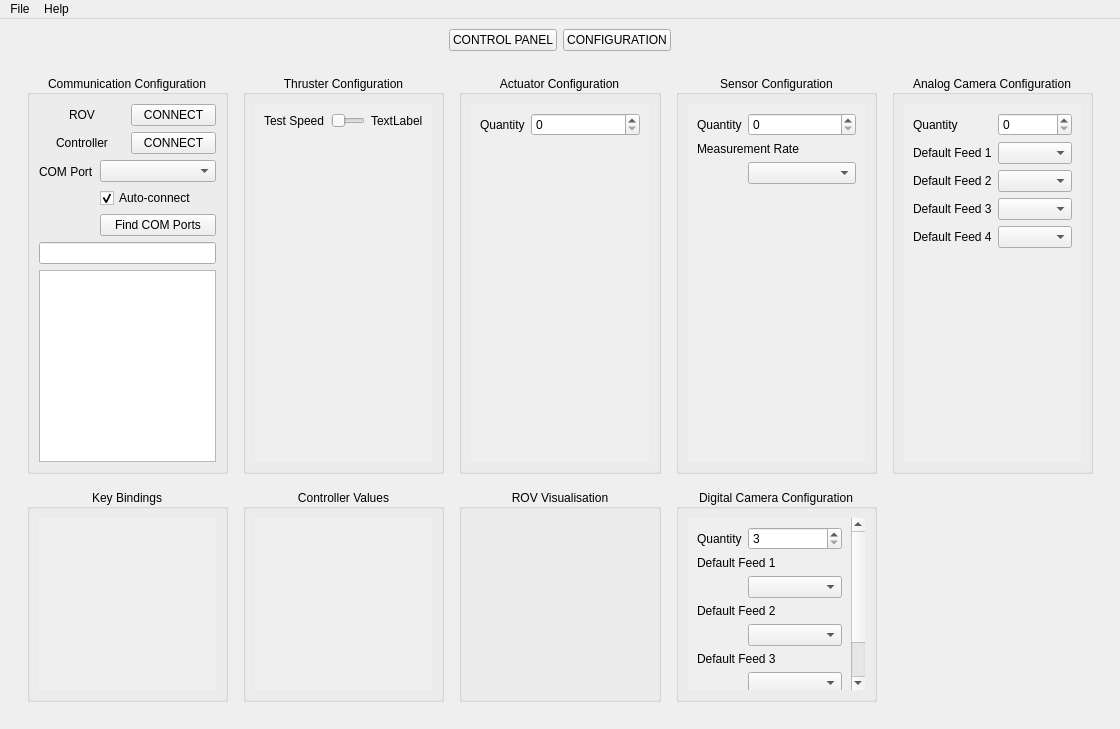
AvalonROV/ROV_SW_GUI_2020, file gui.ui: the form before one commit.
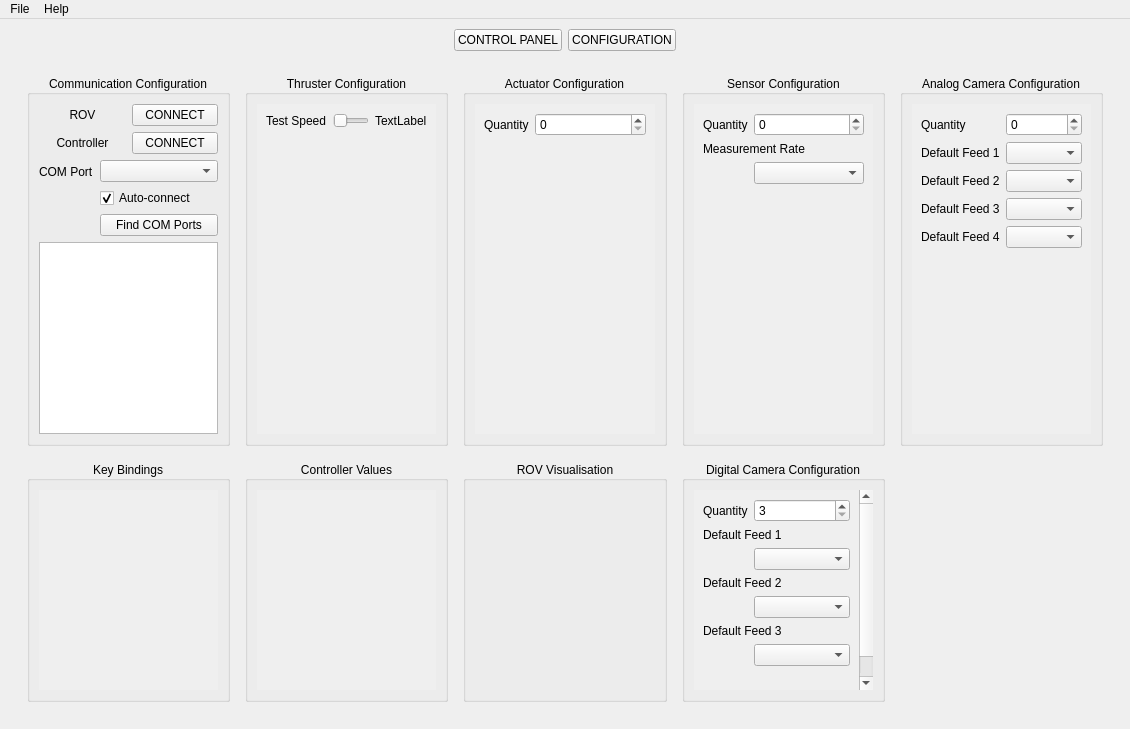
The form after the commit. The open tabs and pages were chosen to show the change.

Commit message: Program now starts fullscreen. Keyboard shortcuts added to exit full screen and save program configuration settings.

The edit to the form file:
```diff
--- a/gui.ui
+++ b/gui.ui
@@ -6,7 +6,7 @@
    <rect>
     <x>0</x>
     <y>0</y>
-    <width>1120</width>
+    <width>1130</width>
     <height>729</height>
    </rect>
   </property>
@@ -1159,6 +1159,9 @@
           <property name="horizontalScrollBarPolicy">
            <enum>Qt::ScrollBarAlwaysOff</enum>
           </property>
+          <property name="sizeAdjustPolicy">
+           <enum>QAbstractScrollArea::AdjustToContents</enum>
+          </property>
           <property name="widgetResizable">
            <bool>true</bool>
           </property>
@@ -1167,7 +1170,7 @@
             <rect>
              <x>0</x>
              <y>0</y>
-             <width>1092</width>
+             <width>1102</width>
              <height>650</height>
             </rect>
            </property>
@@ -1207,8 +1210,8 @@
                      <rect>
                       <x>0</x>
                       <y>0</y>
-                      <width>187</width>
-                      <height>319</height>
+                      <width>189</width>
+                      <height>341</height>
                      </rect>
                     </property>
                     <layout class="QGridLayout" name="gridLayout_39">
@@ -1333,8 +1336,8 @@
                      <rect>
                       <x>0</x>
                       <y>0</y>
-                      <width>187</width>
-                      <height>244</height>
+                      <width>189</width>
+                      <height>222</height>
                      </rect>
                     </property>
                     <layout class="QGridLayout" name="gridLayout_44">
@@ -1478,13 +1481,6 @@
                    </item>
                   </layout>
                  </item>
-                 <item row="3" column="0">
-                  <widget class="QPlainTextEdit" name="config_terminal">
-                   <property name="readOnly">
-                    <bool>true</bool>
-                   </property>
-                  </widget>
-                 </item>
                  <item row="1" column="0">
                   <layout class="QFormLayout" name="formLayout_7">
                    <property name="rowWrapPolicy">
@@ -1524,7 +1520,11 @@
                   </layout>
                  </item>
                  <item row="2" column="0">
-                  <widget class="QLineEdit" name="config_terminal_send"/>
+                  <widget class="QPlainTextEdit" name="config_terminal">
+                   <property name="readOnly">
+                    <bool>true</bool>
+                   </property>
+                  </widget>
                  </item>
                 </layout>
                </widget>
@@ -1580,8 +1580,8 @@
                      <rect>
                       <x>0</x>
                       <y>0</y>
-                      <width>187</width>
-                      <height>244</height>
+                      <width>189</width>
+                      <height>222</height>
                      </rect>
                     </property>
                     <layout class="QGridLayout" name="gridLayout_27">
@@ -1638,8 +1638,8 @@
                      <rect>
                       <x>0</x>
                       <y>0</y>
-                      <width>187</width>
-                      <height>244</height>
+                      <width>189</width>
+                      <height>222</height>
                      </rect>
                     </property>
                     <layout class="QGridLayout" name="gridLayout_17">
@@ -1702,8 +1702,8 @@
                      <rect>
                       <x>0</x>
                       <y>0</y>
-                      <width>188</width>
-                      <height>319</height>
+                      <width>190</width>
+                      <height>341</height>
                      </rect>
                     </property>
                     <layout class="QGridLayout" name="gridLayout_23">
@@ -1800,8 +1800,8 @@
                      <rect>
                       <x>0</x>
                       <y>0</y>
-                      <width>187</width>
-                      <height>319</height>
+                      <width>189</width>
+                      <height>341</height>
                      </rect>
                     </property>
                     <layout class="QGridLayout" name="gridLayout_20">
@@ -1900,8 +1900,8 @@
                      <rect>
                       <x>0</x>
                       <y>0</y>
-                      <width>187</width>
-                      <height>319</height>
+                      <width>189</width>
+                      <height>341</height>
                      </rect>
                     </property>
                     <layout class="QGridLayout" name="gridLayout_15">
@@ -1983,7 +1983,7 @@
     <rect>
      <x>0</x>
      <y>0</y>
-     <width>1120</width>
+     <width>1130</width>
      <height>21</height>
     </rect>
    </property>
```
Left out of the diff: 2 changed lines with no effect on the pictures. The commit also changes 1 other file.
